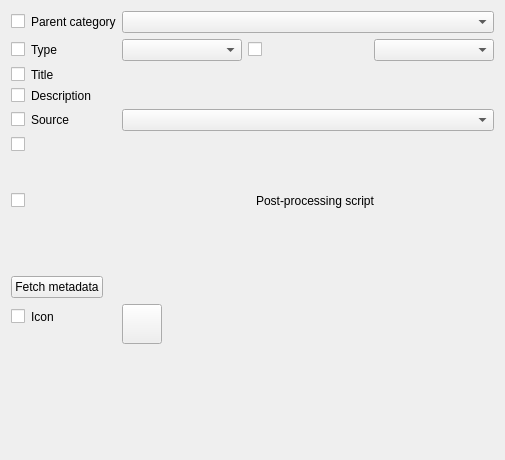
The window that src/librssguard-standard/src/gui/standardfeeddetails.ui (martinrotter/rssguard) describes before a commit, drawn with Qt 5.
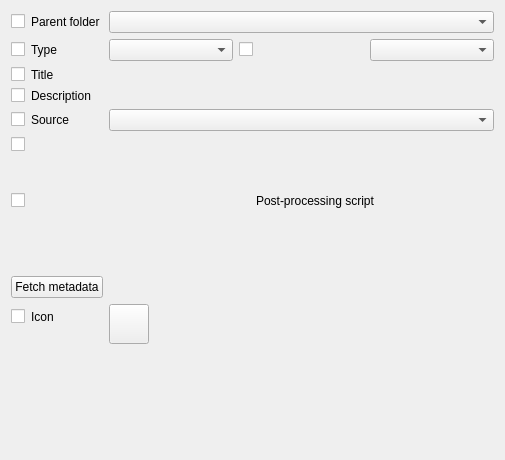
The same window after the commit. Custom widgets are drawn as their Qt base class.

Commit message: change of terminology, CATEGORY IS NOW FOLDER, update langs

```diff
--- a/src/librssguard-standard/src/gui/standardfeeddetails.ui
+++ b/src/librssguard-standard/src/gui/standardfeeddetails.ui
@@ -22,7 +22,7 @@
      <item>
       <widget class="QLabel" name="m_lblParentCategory">
        <property name="text">
-        <string>Parent category</string>
+        <string>Parent folder</string>
        </property>
        <property name="buddy">
         <cstring>m_cmbParentCategory</cstring>
```
The commit also changes 17 other files.
